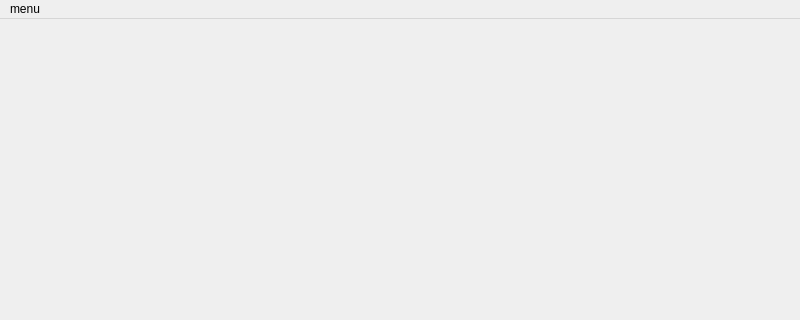
Above: src/ll_qgis_layer_export/mainwindow.ui from liuleidong/qgis_cpp_api_apps before the change; both pictures show x 0 to 800 and y 0 to 320 of the 800 by 600 pixel window. Below: the same form after it.
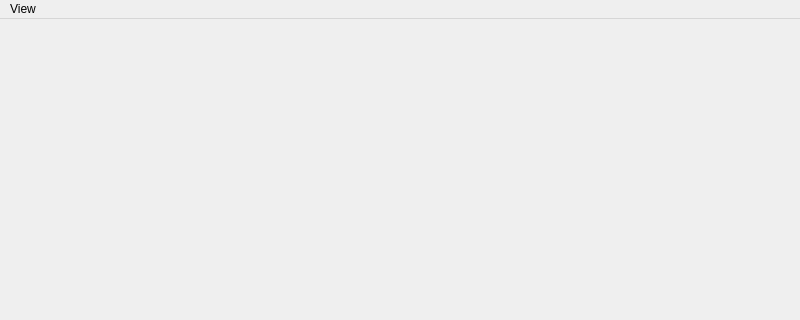
That is the form after the change.

Patch:
```diff
--- a/src/ll_qgis_layer_export/mainwindow.ui
+++ b/src/ll_qgis_layer_export/mainwindow.ui
@@ -23,13 +23,13 @@
      <height>28</height>
     </rect>
    </property>
-   <widget class="QMenu" name="menumenu">
+   <widget class="QMenu" name="menuView">
     <property name="title">
-     <string>menu</string>
+     <string>View</string>
     </property>
     <addaction name="action_export"/>
    </widget>
-   <addaction name="menumenu"/>
+   <addaction name="menuView"/>
   </widget>
   <widget class="QStatusBar" name="statusbar"/>
   <action name="action_export">
```
Left out of the diff: 8 changed lines with no effect on the pictures.
